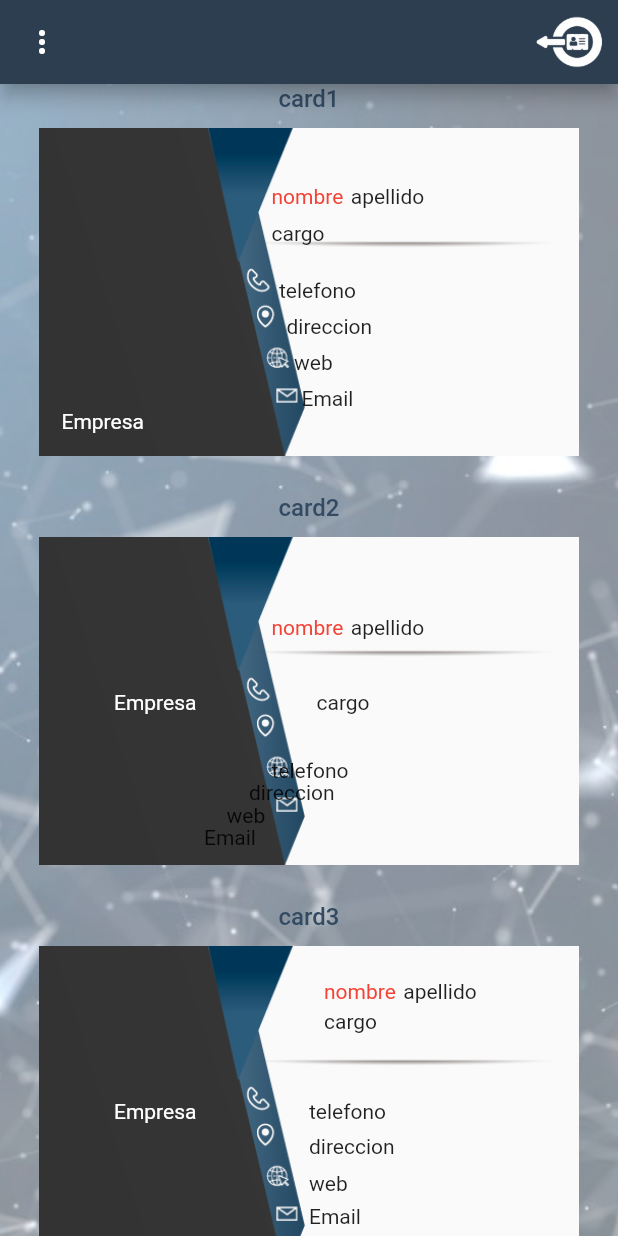
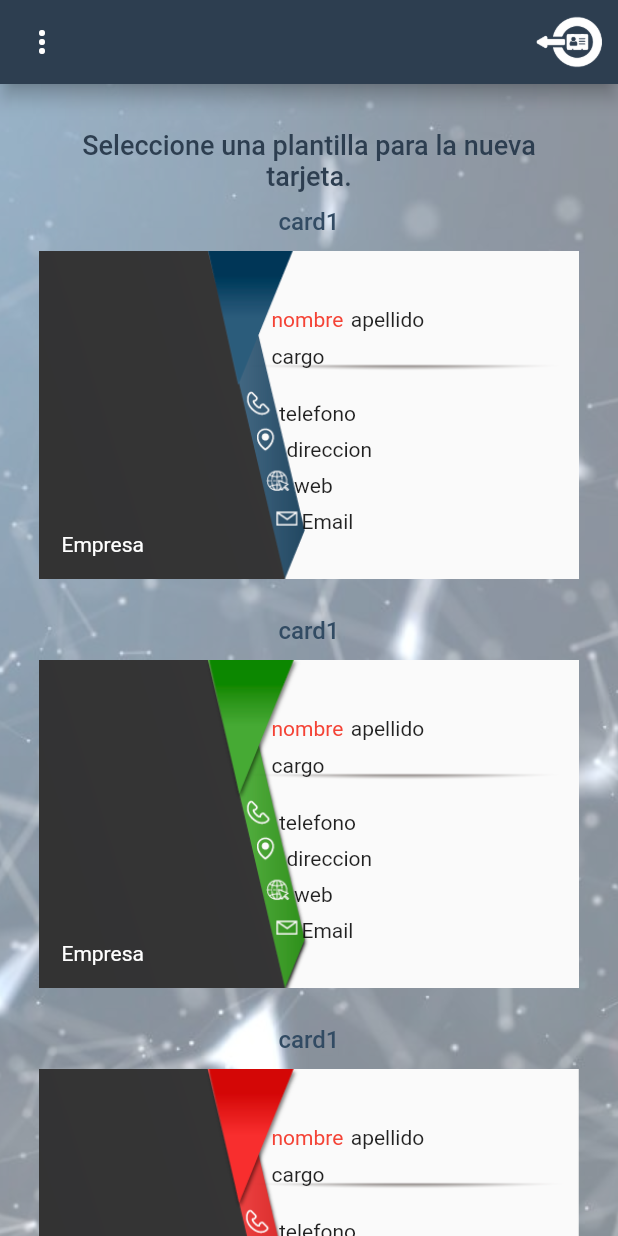
Before and after one commit to edcalderin/westcardapp, a Flutter app: the HomeScreen screen opened by its route, after a tap on "Nueva Tarjeta", on a phone screen of 412 x 824 dp. Run offline on Flutter 3.47's test engine with Material 2 defaults, Android fonts, the phone set to English and light mode, and no system bars; our stand-ins replace bloc, convert, equatable, flushbar, flutter_bloc, flutter_secure_storage and 1 more; missing offline and left inert: barcode_scan, keyboard_visibility; accounts and stored records are empty; network calls fail.

Commit message:
Fix render cards and screen title

```diff
--- a/lib/routes/const_routes.dart
+++ b/lib/routes/const_routes.dart
@@ -4,7 +4,6 @@ const String loginRoute = 'login';
 const String userRegisterRoute = 'register';
 const String activationRoute = 'activation';
 const String userProfileRoute = 'userProfile';
-const String myCardsRoute = 'myCards';
 const String sharedCardsRoute = 'sharedCards';
 const String previewCardRoute = 'previewCards';
-const String createCardRoute = 'createCard';
+const String cardRoute = 'createCard';
--- a/lib/routes/index.dart
+++ b/lib/routes/index.dart
@@ -1,13 +1,11 @@
 import 'package:flutter/material.dart';
-import 'package:westcardapp/views/screens/createCardScreen.dart';
 import 'package:westcardapp/views/screens/homeScreen.dart';
 import 'package:westcardapp/views/screens/loginScreen.dart';
-import 'package:westcardapp/views/screens/myCardsScreen.dart';
+import 'package:westcardapp/views/screens/cardScreen.dart';
 import 'package:westcardapp/views/screens/previewCard.dart';
 import 'package:westcardapp/views/screens/profile/userProfileScreen.dart';
 import 'package:westcardapp/views/screens/registerScreen/activateAccountScreen.dart';
 import 'package:westcardapp/views/screens/registerScreen/userRegisterScreen.dart';
-import 'package:westcardapp/views/screens/sharedCardsScreen.dart';
 import 'const_routes.dart';
 
 class Router {
@@ -34,14 +32,8 @@ class Router {
       case userProfileRoute:
         return MaterialPageRoute(builder: (_) => UserProfileScreen());
         break;
-      case myCardsRoute:
-        return MaterialPageRoute(builder: (_) => MyCardsScreen());
-        break;
-      case sharedCardsRoute:
-        return MaterialPageRoute(builder: (_) => SharerdCardsScreen());
-        break;
-      case createCardRoute:
-        return MaterialPageRoute(builder: (_) => CreateCardScreen());
+      case cardRoute:
+        return MaterialPageRoute(builder: (_) => CardScreen(title: arguments));
         break;
       case previewCardRoute:
         return MaterialPageRoute(
--- a/lib/views/components/builderCardsComponent.dart
+++ b/lib/views/components/builderCardsComponent.dart
@@ -2,6 +2,7 @@ import 'package:flutter/material.dart';
 
 class BuilderCardsComponent extends StatelessWidget {
   final List<Map<String, dynamic>> mapCards;
+
   BuilderCardsComponent({@required this.mapCards});
 
   @override
@@ -9,15 +10,27 @@ class BuilderCardsComponent extends StatelessWidget {
     return ListView.builder(
         itemCount: mapCards.length,
         itemBuilder: (context, index) {
-          var fieldsMap = mapCards[index]['fields'];
-          return Row(
+          var cardInfo = mapCards[index];
+          List<Row> cardView = getCardsColor(cardInfo);
+          return Column(
+            children: cardView,
+          );
+        });
+  }
+
+  List<Row> getCardsColor(dynamic cardInfo) {
+    List<Row> cards = List<Row>();
+    var fieldsMap = cardInfo['fields'];
+    var cardName = cardInfo['cardName'];
+    for (var element in cardInfo['colors']) {
+      cards.add(Row(
         children: [
           Expanded(
             child: Column(
               children: <Widget>[
                 Container(
                   child: Text(
-                        mapCards[index]['cardName'],
+                    cardInfo['cardName'],
                     style: TextStyle(
                         color: Color.fromRGBO(50, 75, 99, 1),
                         fontSize: 16,
@@ -30,12 +43,12 @@ class BuilderCardsComponent extends StatelessWidget {
                     children: <Widget>[
                       Image(
                         image: AssetImage(
-                                'lib/assets/freeCards/card1/blue.png'),
+                            //   'lib/assets/freeCards/card1/blue.png'),
+                            'lib/assets/freeCards/$cardName/$element.png'),
                       ),
                       Positioned(
                           child: Row(children: [
-                                Text("nombre",
-                                    style: TextStyle(color: Colors.red)),
+                            Text("nombre", style: TextStyle(color: Colors.red)),
                             SizedBox(width: 5),
                             Text("apellido")
                           ]),
@@ -84,7 +97,8 @@ class BuilderCardsComponent extends StatelessWidget {
             ),
           ),
         ],
-          );
-        });
+      ));
+    }
+    return cards;
   }
 }
--- a/lib/views/components/navBar.dart
+++ b/lib/views/components/navBar.dart
@@ -19,9 +19,7 @@ class _NavbarState extends State<Navbar> {
     choices = <Choice>[
       Choice(icon: Icons.person, title: 'Mi Perfil', routes: userProfileRoute),
       Choice(
-          icon: Icons.portrait,
-          title: 'Ver mis Tarjetas',
-          routes: myCardsRoute),
+          icon: Icons.portrait, title: 'Ver mis Tarjetas', routes: cardRoute),
       Choice(icon: Icons.add, title: 'Crear nueva Tarjeta', routes: ''),
       Choice(
           icon: Icons.share,
--- a/lib/views/screens/createCardScreen.dart
+++ b/lib/views/screens/cardScreen.dart
@@ -3,14 +3,14 @@ import 'package:flutter/material.dart';
 import 'package:westcardapp/views/components/builderCardsComponent.dart';
 import 'package:westcardapp/views/components/navBar.dart';
 
-class CreateCardScreen extends StatefulWidget {
-  CreateCardScreen({Key key}) : super(key: key);
-
+class CardScreen extends StatefulWidget {
+  CardScreen({this.title});
+  final String title;
   @override
-  _CreateCardScreenState createState() => _CreateCardScreenState();
+  _CardScreenState createState() => _CardScreenState();
 }
 
-class _CreateCardScreenState extends State<CreateCardScreen> {
+class _CardScreenState extends State<CardScreen> {
   Future<List<Map<String, dynamic>>> getCardItems() async {
     var assetItems =
         await DefaultAssetBundle.of(context).loadString('lib/views/cards.json');
@@ -41,27 +41,28 @@ class _CreateCardScreenState extends State<CreateCardScreen> {
           Container(
             margin: EdgeInsets.symmetric(horizontal: 26),
             width: MediaQuery.of(context).size.width * 0.90,
-            child:
-                //Column(
-                //   children: <Widget>[
-                // Padding(
-                //   padding: const EdgeInsets.only(top: 30.0),
-                //   child: Text(
-                //     'Seleccione una plantilla para la nueva tarjeta.',
-                //     textAlign: TextAlign.center,
-                //     style: TextStyle(
-                //         color: Color.fromARGB(255, 45, 62, 80),
-                //         fontSize: 18,
-                //         fontWeight: FontWeight.w500),
-                //   ),
-                // ),
-                FutureBuilder(
-                    future: getCardItems(),
-                    builder: (context, snapshot) {
-                      return BuilderCardsComponent(mapCards: snapshot.data);
-                    }),
-            // ],
-            // ),
+            child: Column(
+              children: <Widget>[
+                Padding(
+                  padding: const EdgeInsets.only(top: 30.0, bottom: 10.0),
+                  child: Text(
+                    widget.title,
+                    textAlign: TextAlign.center,
+                    style: TextStyle(
+                        color: Color.fromARGB(255, 45, 62, 80),
+                        fontSize: 18,
+                        fontWeight: FontWeight.w500),
+                  ),
+                ),
+                Expanded(
+                  child: FutureBuilder(
+                      future: getCardItems(),
+                      builder: (context, snapshot) {
+                        return BuilderCardsComponent(mapCards: snapshot.data);
+                      }),
+                ),
+              ],
+            ),
           )
         ],
       ),
--- a/lib/views/screens/homeScreen.dart
+++ b/lib/views/screens/homeScreen.dart
@@ -56,7 +56,8 @@ class _HomeScreenState extends State<HomeScreen> {
                       child: InkWell(
                         splashColor: Colors.white,
                         onTap: () {
-                          Navigator.pushNamed(context, myCardsRoute);
+                          Navigator.pushNamed(context, cardRoute,
+                              arguments: 'Mis tarjetas');
                         },
                         child: Container(
                           width: MediaQuery.of(context).size.width * 0.40,
@@ -166,7 +167,7 @@ class _HomeScreenState extends State<HomeScreen> {
                                   child: Container(
                                     margin: EdgeInsets.symmetric(vertical: 8),
                                     child: Text(
-                                      'Mis Almacen',
+                                      'Mi Almacen',
                                       style: TextStyle(
                                           color: Colors.white, fontSize: 16),
                                       textAlign: TextAlign.center,
@@ -190,7 +191,9 @@ class _HomeScreenState extends State<HomeScreen> {
                       child: InkWell(
                         splashColor: Colors.white,
                         onTap: () {
-                          Navigator.pushNamed(context, createCardRoute);
+                          Navigator.pushNamed(context, cardRoute,
+                              arguments:
+                                  'Seleccione una plantilla para la nueva tarjeta.');
                         },
                         child: Container(
                           width: MediaQuery.of(context).size.width * 0.40,
```
Also changed, not shown: lib/views/screens/myCardsScreen.dart (deleted, +0 -36 lines), lib/views/screens/sharedCardsScreen.dart (deleted, +0 -36 lines). Lines whose indentation alone changed are shown as unchanged.
